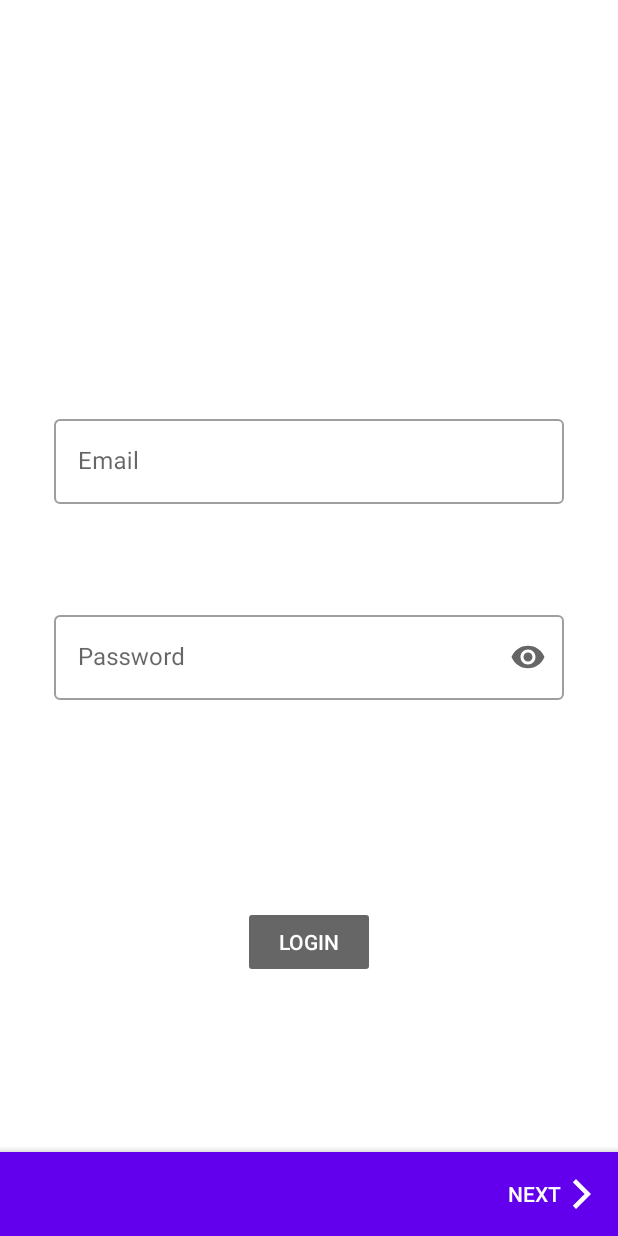
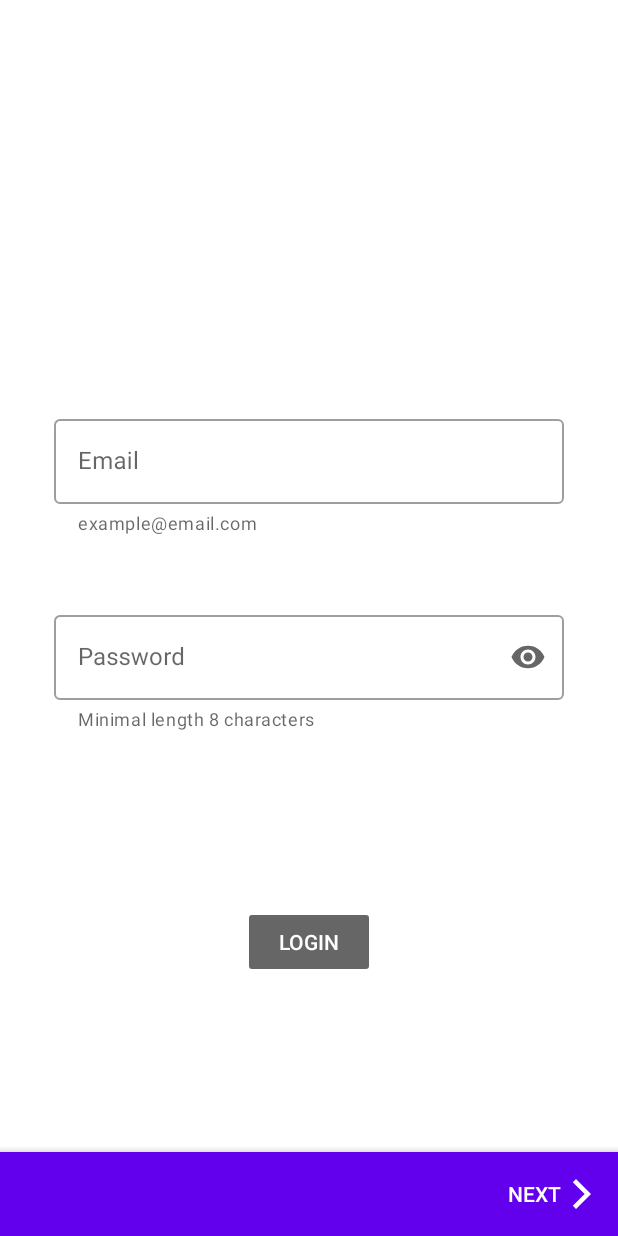
Before and after one commit to maximborodkin/kts-android-unsplash, an Android app: the LoginFragment screen opened through its navigation route, on a phone screen of 412 x 824 dp. Run offline under Robolectric (Android 15) with nearby library versions, the phone set to English and light mode, and no system bars; our stand-ins replace data binding.

Commit message:
create login fragment

```diff
--- a/app/src/main/java/ru/maxim/unsplash/ui/login/LoginFragment.kt
+++ b/app/src/main/java/ru/maxim/unsplash/ui/login/LoginFragment.kt
@@ -1,86 +1,45 @@
 package ru.maxim.unsplash.ui.login
 
 import android.os.Bundle
-import android.util.Patterns
+import android.view.KeyEvent
 import android.view.LayoutInflater
 import android.view.View
 import android.view.ViewGroup
-import androidx.core.widget.addTextChangedListener
+import android.view.inputmethod.EditorInfo
 import androidx.fragment.app.Fragment
-import ru.maxim.unsplash.R
+import androidx.fragment.app.viewModels
+import androidx.navigation.fragment.findNavController
 import ru.maxim.unsplash.databinding.FragmentLoginBinding
-import ru.maxim.unsplash.ui.base.MainActivity
-import ru.maxim.unsplash.util.toast
 
 class LoginFragment : Fragment() {
     private var binding: FragmentLoginBinding? = null
+    private val model: LoginViewModel by viewModels()
 
     override fun onCreateView(
         inflater: LayoutInflater,
         container: ViewGroup?,
         savedInstanceState: Bundle?
     ): View? {
-        binding = FragmentLoginBinding.inflate(inflater, container, false)
+        binding = FragmentLoginBinding.inflate(inflater, container, false).apply {
+            lifecycleOwner = viewLifecycleOwner
+            viewModel = model
+            loginBtn.setOnClickListener { model.login() }
+
+            // Handle done or enter button from keyboard
+            loginPasswordInput.setOnEditorActionListener { _, actionId, event ->
+                if (actionId == EditorInfo.IME_ACTION_DONE ||
+                        event.action == KeyEvent.ACTION_UP && event.keyCode == KeyEvent.KEYCODE_ENTER) {
+                    model.login()
+                    true
+                } else false
+            }
+        }
+        model.isLoginAccepted.observe(viewLifecycleOwner) { if (it) navigateMainFragment() }
         return binding?.root
     }
 
-    override fun onViewCreated(view: View, savedInstanceState: Bundle?) {
-        super.onViewCreated(view, savedInstanceState)
-
-        binding?.loginBtn?.setOnClickListener {
-            if (validateEmail() == null && validatePassword() == null) {
-                (activity as? MainActivity)?.navController?.navigate(
-                    LoginFragmentDirections.actionLoginFragmentToMainFragment()
-                )
-            }
-        }
-
-        binding?.loginBtn?.isEnabled = validateEmail() == null && validatePassword() == null
-
-        // Clear errors after text changed
-        binding?.loginEmailInput?.addTextChangedListener {
-            if(binding?.loginEmailLayout?.error != null) {
-                binding?.loginEmailLayout?.error = null
-            }
-            binding?.loginBtn?.isEnabled = validateEmail() == null && validatePassword() == null
-        }
-        binding?.loginPasswordInput?.addTextChangedListener {
-            if (binding?.loginPasswordLayout?.error != null) {
-                binding?.loginPasswordLayout?.error = null
-            }
-            binding?.loginBtn?.isEnabled = validateEmail() == null && validatePassword() == null
-        }
+    private fun navigateMainFragment() {
+        val action = LoginFragmentDirections.actionLoginToMain()
+        findNavController().navigate(action)
     }
-
-    /**
-     * @return error string or null if validation success
-     **/
-    private fun validateEmail(): String? {
-        val email = binding?.loginEmailInput?.text.toString()
-        return if (email.isBlank()) {
-            getString(R.string.this_field_is_required)
-        } else if (!Patterns.EMAIL_ADDRESS.matcher(email).matches()) {
-            getString(R.string.invalid_email_format)
-        } else {
-            null
-        }
-    }
-
-    private fun validatePassword(): String? {
-        val password = binding?.loginPasswordInput?.text.toString()
-        return if (password.isBlank()) {
-            getString(R.string.this_field_is_required)
-        } else if (password.length < 8) {
-            getString(R.string.password_length_error)
-        } else {
-            null
-        }
-    }
-
-//    override fun onSaveInstanceState(outState: Bundle) {
-//        super.onSaveInstanceState(outState)
-//        outState.putString("email_error", binding?.loginEmailLayout?.error.toString())
-//        outState.putString("password_error", binding?.loginPasswordLayout?.error.toString())
-//    }
-
 }
--- /dev/null
+++ b/app/src/main/java/ru/maxim/unsplash/ui/login/LoginViewModel.kt
@@ -0,0 +1,40 @@
+package ru.maxim.unsplash.ui.login
+
+import android.util.Patterns
+import androidx.lifecycle.LiveData
+import androidx.lifecycle.MediatorLiveData
+import androidx.lifecycle.MutableLiveData
+import androidx.lifecycle.ViewModel
+
+class LoginViewModel : ViewModel() {
+    // Two-way data binding
+    val email = MutableLiveData("")
+    val password = MutableLiveData("")
+
+    private val _errorMessage = MutableLiveData<String>()
+    val errorMessage: LiveData<String> = _errorMessage
+    private val _isButtonEnabled = MediatorLiveData<Boolean>()
+    val isButtonEnabled: LiveData<Boolean> = _isButtonEnabled
+    private val _isLoginAccepted = MutableLiveData(false)
+    val isLoginAccepted: LiveData<Boolean> = _isLoginAccepted
+
+    init {
+        _isButtonEnabled.apply {
+            addSource(email) { _isButtonEnabled.value = validateEmail() && validatePassword() }
+            addSource(password) { _isButtonEnabled.value = validateEmail() && validatePassword() }
+        }
+    }
+
+    private fun validateEmail(): Boolean =
+        !email.value.isNullOrBlank() && Patterns.EMAIL_ADDRESS.matcher(email.value!!).matches()
+
+    private fun validatePassword(): Boolean =
+        !password.value.isNullOrBlank() && password.value?.length!! > 7
+
+    fun login() {
+        // Network request to login endpoint
+
+        // Set flag to indicate successful login (now its just fields validation)
+        _isLoginAccepted.value = _isButtonEnabled.value
+    }
+}
--- a/app/src/main/res/layout/fragment_login.xml
+++ b/app/src/main/res/layout/fragment_login.xml
@@ -1,10 +1,19 @@
 <?xml version="1.0" encoding="utf-8"?>
-<ScrollView
+<layout
     xmlns:android="http://schemas.android.com/apk/res/android"
     xmlns:app="http://schemas.android.com/apk/res-auto"
+    xmlns:tools="http://schemas.android.com/tools">
+    <data>
+        <variable
+            name="viewModel"
+            type="ru.maxim.unsplash.ui.login.LoginViewModel" />
+    </data>
+
+    <ScrollView
         android:layout_width="match_parent"
         android:layout_height="match_parent"
         android:fillViewport="true">
+
         <androidx.constraintlayout.widget.ConstraintLayout
             android:layout_width="match_parent"
             android:layout_height="0dp"
@@ -21,14 +30,15 @@
                 app:layout_constraintVertical_bias="0.4"
                 style="@style/Widget.MaterialComponents.TextInputLayout.OutlinedBox"
                 android:hint="@string/email"
-            app:errorEnabled="true"
+                app:helperText="@string/example_email"
                 app:endIconMode="clear_text">
 
                 <com.google.android.material.textfield.TextInputEditText
                     android:id="@+id/loginEmailInput"
                     android:layout_width="match_parent"
                     android:layout_height="wrap_content"
-                android:inputType="textEmailAddress"/>
+                    android:inputType="textEmailAddress"
+                    android:text="@={viewModel.email}" />
             </com.google.android.material.textfield.TextInputLayout>
 
             <com.google.android.material.textfield.TextInputLayout
@@ -41,6 +51,7 @@
                 android:layout_marginTop="48dp"
                 style="@style/Widget.MaterialComponents.TextInputLayout.OutlinedBox"
                 android:hint="@string/password"
+                app:helperText="@string/min_length_helper"
                 app:errorEnabled="true"
                 app:endIconMode="password_toggle">
 
@@ -48,8 +59,21 @@
                     android:id="@+id/loginPasswordInput"
                     android:layout_width="match_parent"
                     android:layout_height="wrap_content"
-                android:inputType="textPassword"/>
+                    android:inputType="textPassword"
+                    android:text="@={viewModel.password}" />
             </com.google.android.material.textfield.TextInputLayout>
+
+            <androidx.appcompat.widget.AppCompatTextView
+                android:layout_width="wrap_content"
+                android:layout_height="wrap_content"
+                app:layout_constraintStart_toStartOf="parent"
+                app:layout_constraintEnd_toEndOf="parent"
+                app:layout_constraintTop_toBottomOf="@id/loginPasswordLayout"
+                app:layout_constraintBottom_toTopOf="@id/loginBtn"
+                android:textColor="@color/design_default_color_error"
+                android:textSize="16sp"
+                android:text="@{viewModel.errorMessage}"
+                tools:text="Login or password is invalid"/>
 
             <androidx.appcompat.widget.AppCompatButton
                 android:id="@+id/loginBtn"
@@ -61,6 +85,9 @@
                 app:layout_constraintBottom_toBottomOf="parent"
                 android:text="@string/do_login"
                 android:backgroundTint="@drawable/login_button_selector"
-            android:textColor="@color/white"/>
+                android:enabled="@{viewModel.isButtonEnabled}"
+                android:textColor="@color/white"
+                android:imeOptions="actionDone"/>
         </androidx.constraintlayout.widget.ConstraintLayout>
     </ScrollView>
+</layout>
--- a/app/src/main/res/navigation/nav_graph_main.xml
+++ b/app/src/main/res/navigation/nav_graph_main.xml
@@ -47,7 +47,7 @@
         android:label="LoginFragment"
         tools:layout="@layout/fragment_login">
         <action
-            android:id="@+id/action_loginFragment_to_mainFragment"
+            android:id="@+id/action_login_to_main"
             app:destination="@id/mainFragment"
             app:launchSingleTop="true"
             app:popUpTo="@id/nav_graph.xml"
@@ -55,7 +55,7 @@
     </fragment>
     <fragment
         android:id="@+id/mainFragment"
-        android:name="ru.maxim.unsplash.ui.base.MainFragment"
+        android:name="ru.maxim.unsplash.ui.main.MainFragment"
         android:label="MainFragment"
         tools:layout="@layout/fragment_main"/>
 </navigation>
--- a/app/src/main/res/values/colors.xml
+++ b/app/src/main/res/values/colors.xml
@@ -8,4 +8,5 @@
     <color name="black">#FF000000</color>
     <color name="white">#FFFFFFFF</color>
     <color name="grey">#666666</color>
+    <color name="red_600">#E53935</color>
 </resources>
--- a/app/src/main/res/values/strings.xml
+++ b/app/src/main/res/values/strings.xml
@@ -7,7 +7,6 @@
     <string name="password">Password</string>
     <string name="do_login">Login</string>
     <string name="email">Email</string>
-    <string name="this_field_is_required">This field is required</string>
-    <string name="invalid_email_format">Invalid email format</string>
-    <string name="password_length_error">Password must contains at least 8 characters</string>
+    <string name="min_length_helper">Minimal length 8 characters</string>
+    <string name="example_email" translatable="false">example@email.com</string>
 </resources>
```
Also changed, not shown: 1 other file. Lines whose indentation alone changed are shown as unchanged.
